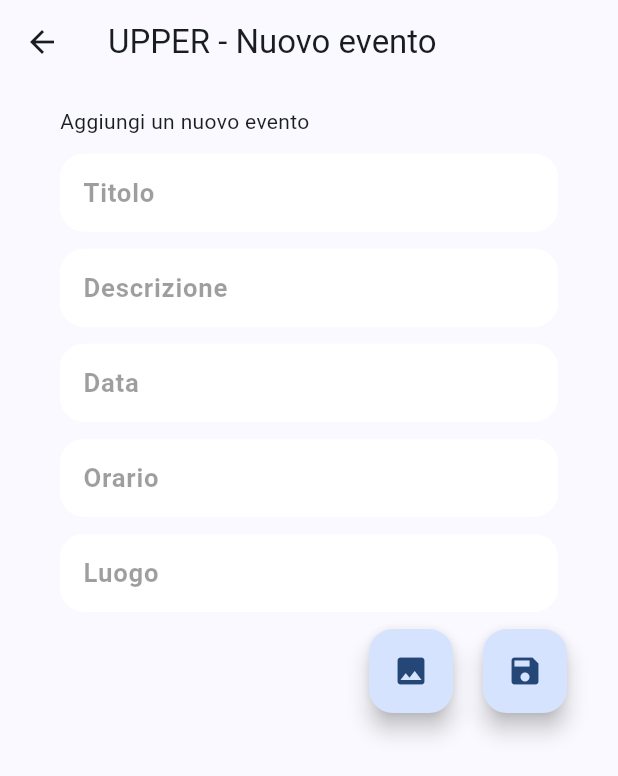
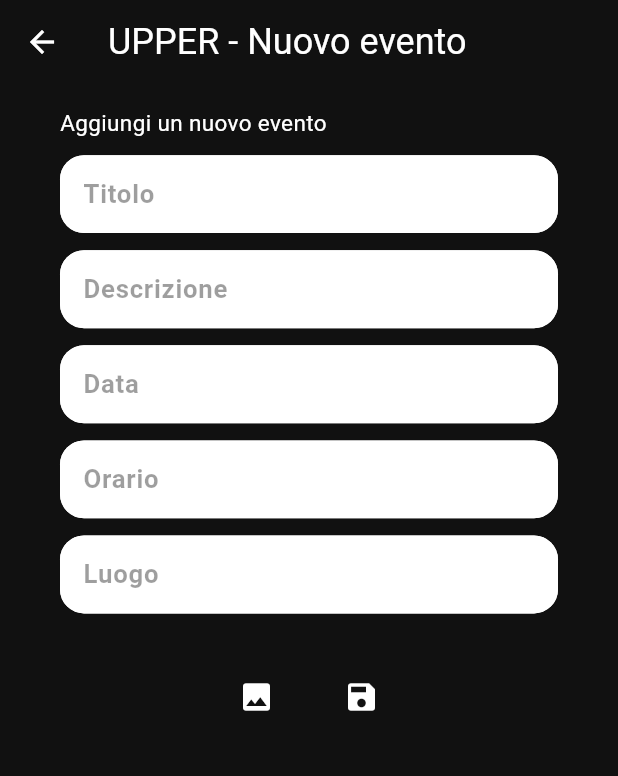
Before and after one commit to mattiamorbi/rione-cassero, a Flutter app: the NewEventScreen screen opened by its route, on a phone screen of 412 x 824 dp. Shown: the top 776 px of the screen. Run offline on Flutter 3.47's test engine with Material 3 defaults, Android fonts, the phone set to English and light mode, and no system bars; our stand-ins replace awesome_dialog, cloud_firestore, firebase_auth, firebase_core, firebase_storage, flutter_bloc and 6 more; missing offline and left inert: encrypt, flutter_web_qrcode_scanner, time_machine; accounts and stored records are empty; statements that could not run were skipped.

Commit message:
risolto bug pagina tesseramento, banner prenotato e lista utenti

```diff
--- a/lib/logic/cubit/app/app_cubit.dart
+++ b/lib/logic/cubit/app/app_cubit.dart
@@ -148,6 +148,7 @@ class AppCubit extends Cubit<AppState> {
         for (var doc in querySnapshot.docs) {
           var event = UpperEvent.fromJson(doc.data());
           event.id = doc.id;
+          //print(doc.id);
           events.add(event);
         }
       },
--- a/lib/routing/app_router.dart
+++ b/lib/routing/app_router.dart
@@ -34,7 +34,9 @@ class AppRouter {
         return MaterialPageRoute(
           builder: (_) => BlocProvider.value(
             value: authCubit,
-            child: const HomeScreen(),
+            child: HomeScreen(
+              tab_index: settings.arguments == null ? 1 : settings.arguments as int,
+            ),
           ),
         );
 
--- a/lib/screens/home/ui/new_event_screen.dart
+++ b/lib/screens/home/ui/new_event_screen.dart
@@ -45,6 +45,7 @@ class _NewEventScreenState extends State<NewEventScreen> {
       _placeController.text = widget.upperEvent!.place;
       _loadEventImage();
     }
+    //print(widget.upperEvent!.id);
   }
 
   void _loadEventImage() async {
@@ -105,10 +106,12 @@ class _NewEventScreenState extends State<NewEventScreen> {
   }
 
   Future<void> _uploadToFirebase() async {
-    //this.build(context);
-    context.pushNamed(Routes.homeScreen);
+    //
+    //
+    //build(context);
+    //
     final storageRef = FirebaseStorage.instance.ref();
-    final imageRef = storageRef.child("images/${_pickedImage!.name}");
+    final imageRef = _pickedImage == null ? storageRef.child(widget.upperEvent!.imagePath) : storageRef.child("images/${_pickedImage!.name}");
 
     try {
       await imageRef.putData(_webImage);
@@ -131,24 +134,37 @@ class _NewEventScreenState extends State<NewEventScreen> {
     try {
       if (widget.upperEvent != null) {
         var id = widget.upperEvent!.id;
+        print("Event id! ${widget.upperEvent!.id}");
+        await events.doc(id).set(upperEvent.toJson());
         widget.upperEvent = upperEvent;
-        await events.doc(id).set(widget.upperEvent!.toJson());
+        print("fatto");
       } else {
         await events.doc().set(upperEvent.toJson());
       }
-      //context.pushNamed(Routes.homeScreen);
+      context.pushNamed(Routes.homeScreen, arguments: 0);
     } on Exception catch (e) {
       if (kDebugMode) {
         print("Error while saving event! $e");
       }
     }
+
+   // context.pushNamedAndRemoveUntil(
+   //   Routes.homeScreen,
+   //   predicate: (route) => false,
+   // );
+
+    //context.pushNamed(Routes.homeScreen);
   }
 
   Widget _newEventScreen(BuildContext context) {
     return SafeArea(
       child: Scaffold(
+        backgroundColor: Color.fromRGBO(17, 17, 17, 1),
         appBar: AppBar(
+          backgroundColor: Color.fromRGBO(17, 17, 17, 1),
           title: const Text("UPPER - Nuovo evento"),
+          titleTextStyle: TextStyle(color: Colors.white, fontSize: 24),
+          foregroundColor: Colors.white,
         ),
         body: Padding(
           padding: const EdgeInsets.only(
@@ -157,7 +173,7 @@ class _NewEventScreenState extends State<NewEventScreen> {
             child: Column(children: [
               Align(
                   alignment: Alignment.centerLeft,
-                  child: Text("Aggiungi un nuovo evento")),
+                  child: Text(widget.upperEvent == null ? "Aggiungi un nuovo evento" : "Modifica evento", style: TextStyle(fontSize: 15, color: Colors.white),)),
               Gap(20.w),
               genericField(
                   _titleController, "Titolo", "Inserisci un titolo valido"),
@@ -175,28 +191,41 @@ class _NewEventScreenState extends State<NewEventScreen> {
               Gap(20.w),
               Visibility(
                 visible: _webImage.length > 1,
+                child: Container(
+                  width: 300,
+                  height: 300,
                   child: Image.memory(
                     _webImage,
                     fit: BoxFit.fill,
                   ),
                 ),
+              ),
+              Gap(25.h),
               Row(
+                mainAxisAlignment: MainAxisAlignment.center,
                 children: [
-                  SizedBox(width: MediaQuery.sizeOf(context).width / 2),
-                  FloatingActionButton(
-                    onPressed: _loadImage,
+                  GestureDetector(
+                    child: Container(
+                        width: 50,
+                        height: 50,
                         child: Icon(
                           Icons.image,
-                    ),
+                          color: Colors.white,
+                        )),
+                    onTap: _loadImage
                   ),
                   SizedBox(
                     width: 20,
                   ),
-                  FloatingActionButton(
-                    onPressed: _uploadToFirebase,
+                  GestureDetector(
+                      child: Container(
+                          width: 50,
+                          height: 50,
                           child: Icon(
                             Icons.save,
-                    ),
+                            color: Colors.white,
+                          )),
+                      onTap: _uploadToFirebase
                   ),
                 ],
               )
--- a/lib/screens/home/ui/user_page.dart
+++ b/lib/screens/home/ui/user_page.dart
@@ -5,7 +5,9 @@ import 'package:flutter_screenutil/flutter_screenutil.dart';
 import 'package:gap/gap.dart';
 import 'package:upper/core/widgets/app_text_form_field.dart';
 import 'package:upper/core/widgets/no_internet.dart';
+import 'package:upper/helpers/extensions.dart';
 import 'package:upper/models/user.dart' as up;
+import 'package:upper/screens/home/ui/home_screen.dart';
 import 'package:upper/theming/colors.dart';
 
 import '../../../logic/cubit/app/app_cubit.dart';
@@ -274,7 +276,7 @@ class _UserScreenState extends State<UserPage> {
     await context.read<AppCubit>().updateUserInfo(_user);
     setState(() {
       editCardNumber = false;
-      // qui ci sarebbe da aggiornare le icone della lista nella pagina precedente
+      context.pop();
     });
   }
 
--- a/lib/screens/home/ui/widgets/event_tile.dart
+++ b/lib/screens/home/ui/widgets/event_tile.dart
@@ -298,7 +298,7 @@ class _EventTileState extends State<EventTile> {
         child: Stack(children: [
           Center(child: Image(image: _image[index].image)),
           Visibility(
-            visible: _participantData.booked && index == _focusedIndex,
+            visible: _participantData.booked && index == _focusedIndex && _loading == false,
             child: Container(
               padding: EdgeInsets.all(5),
               decoration: BoxDecoration(
```
Also changed, not shown: lib/screens/home/ui/home_screen.dart (+5 -3 lines). Lines whose indentation alone changed are shown as unchanged.
